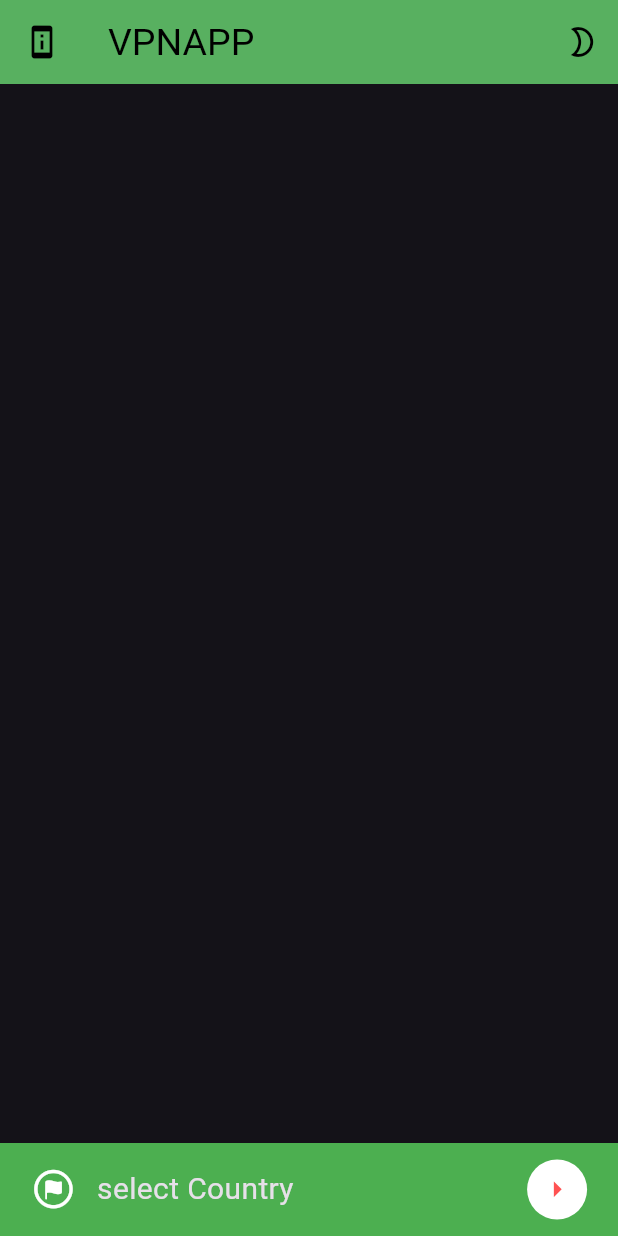
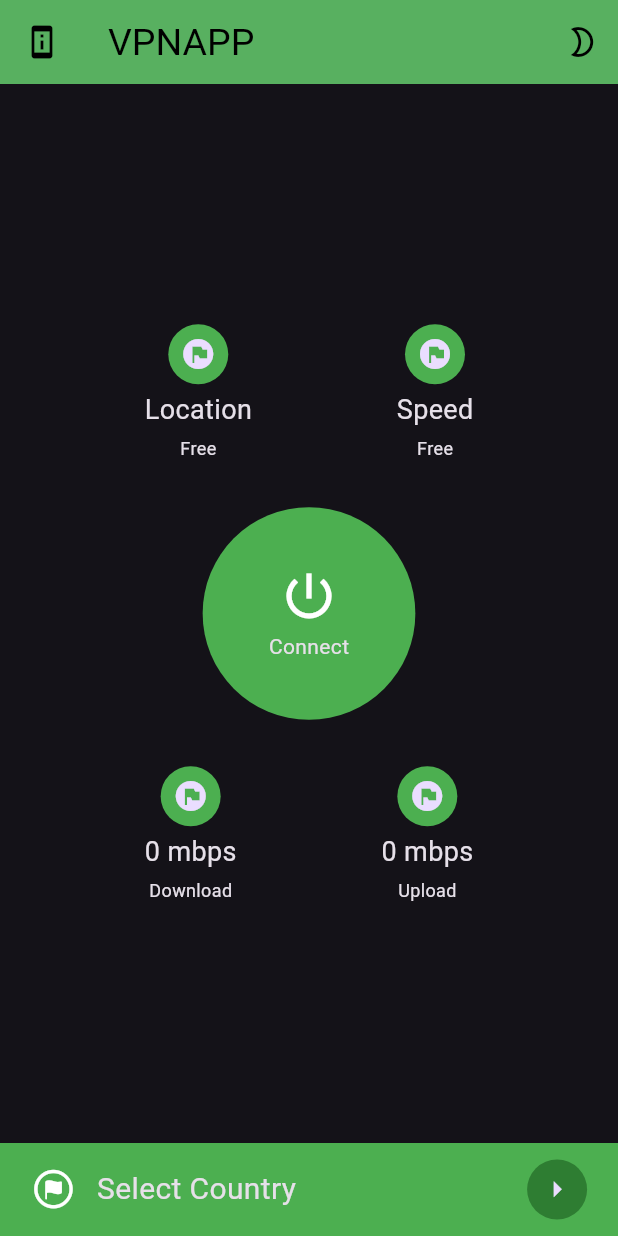
Before and after one commit to pratik07092002/VPN, a Flutter app: the screen it shows after launch, after a tap on the "mode night" icon, on a phone screen of 412 x 824 dp. Run offline on Flutter 3.47's test engine with Material 3 defaults, Android fonts, the phone set to English and light mode, and no system bars; our stand-ins replace get, hive_flutter; accounts and stored records are empty.

Commit message:
Tried a New Method of building HomeScreen body

```diff
--- a/vpnplaylist/lib/screens/homescreen.dart
+++ b/vpnplaylist/lib/screens/homescreen.dart
@@ -3,6 +3,8 @@ import 'package:flutter/material.dart';
 import 'package:get/get.dart';
 import 'package:vpnplaylist/appPrefrences/appPrefrences.dart';
 import 'package:vpnplaylist/main.dart';
+import 'package:vpnplaylist/widgets/Connectionbutton.dart';
+import 'package:vpnplaylist/widgets/widgetsaroundconnect.dart';
 
 class HomeScreen extends StatefulWidget {
   const HomeScreen({super.key});
@@ -12,19 +14,21 @@ class HomeScreen extends StatefulWidget {
 }
 
 class _HomeScreenState extends State<HomeScreen> {
-  BottomNavBar(context){
+  // ignore: non_constant_identifier_names
+  BottomNavBar(context) {
     ScreenSize = MediaQuery.of(context).size;
-    return SafeArea(child: Semantics(
+    return SafeArea(
+        child: Semantics(
       button: true,
       child: InkWell(
-        onTap: (){},
+        onTap: () {},
         child: Container(
-          color: Colors.green
-          ,padding: EdgeInsets.symmetric(horizontal: ScreenSize.width * 0.05 ),
+          color: Colors.green,
+          padding: EdgeInsets.symmetric(horizontal: ScreenSize.width * 0.05),
           height: 62,
           child: Row(
             children: [
-            Icon(
+              const Icon(
                 CupertinoIcons.flag_circle,
                 color: Colors.white,
                 size: 30,
@@ -32,17 +36,18 @@ class _HomeScreenState extends State<HomeScreen> {
               const SizedBox(
                 width: 14,
               ),
-            Text("select Country",
-            style: TextStyle(fontSize: 20,fontWeight: FontWeight.w400),),
+              const Text(
+                "Select Country",
+                style: TextStyle(fontSize: 20, fontWeight: FontWeight.w400),
+              ),
               Spacer(),
               CircleAvatar(
-              backgroundColor: Colors.white,
-              child: Icon(Icons.arrow_right,
-
-              color: AppPrefrences.ismodedark ? Colors.green : Colors.redAccent,size: 25,),
-
+                backgroundColor: Colors.green.shade800,
+                child: const Icon(
+                  Icons.arrow_right,
+                  size: 25,
+                ),
               )
-
             ],
           ),
         ),
@@ -54,20 +59,72 @@ class _HomeScreenState extends State<HomeScreen> {
   Widget build(BuildContext context) {
     return Scaffold(
       appBar: AppBar(
-        title: Text("VPNAPP"),
-        leading: IconButton(onPressed: (){}, icon: Icon(Icons.perm_device_info)),
+        title: const Text("VPNAPP"),
+        leading:
+            IconButton(onPressed: () {}, icon: const Icon(Icons.perm_device_info)),
         actions: [
-          IconButton(onPressed: (){
+          IconButton(
+              onPressed: () {
+                Get.changeThemeMode(AppPrefrences.ismodedark
+                    ? ThemeMode.light
+                    : ThemeMode.dark);
 
-            Get.changeThemeMode(
-              AppPrefrences.ismodedark ? ThemeMode.light : ThemeMode.dark
-            );
-
-            AppPrefrences.ismodedark = ! AppPrefrences.ismodedark;
-          }, icon: Icon(Icons.mode_night_outlined))
+                AppPrefrences.ismodedark = !AppPrefrences.ismodedark;
+              },
+              icon: const Icon(Icons.mode_night_outlined))
         ],
       ),
       bottomNavigationBar: BottomNavBar(context),
+      body: const Column(
+        mainAxisAlignment: MainAxisAlignment.center,
+        children: [
+          // 2 widgets
+          Row(
+            mainAxisAlignment: MainAxisAlignment.spaceEvenly,
+            children: [
+              RoundWidget(
+                  title: "Location",
+                  subtitle: "Free",
+                  IconFile: CircleAvatar(
+                    backgroundColor: Colors.green,
+                    child: Icon(Icons.flag_circle),
+                  )),
+              RoundWidget(
+                  title: "Speed",
+                  subtitle: "Free",
+                  IconFile: CircleAvatar(
+                    backgroundColor: Colors.green,
+                    child: Icon(Icons.flag_circle),
+                  ))
+            ],
+          ),
+
+          // connection button
+          ConnectionButton(),
+
+          // 2 widgets
+
+          Row(
+            mainAxisAlignment: MainAxisAlignment.spaceEvenly,
+            children: [
+              RoundWidget(
+                  title: "0 mbps",
+                  subtitle: "Download",
+                  IconFile: CircleAvatar(
+                    child: Icon(Icons.flag_circle),
+                    backgroundColor: Colors.green,
+                  )),
+              RoundWidget(
+                  title: "0 mbps",
+                  subtitle: "Upload",
+                  IconFile: CircleAvatar(
+                    child: Icon(Icons.flag_circle),
+                    backgroundColor: Colors.green,
+                  )) // connection button
+            ],
+          )
+        ],
+      ),
     );
   }
 }
--- /dev/null
+++ b/vpnplaylist/lib/widgets/Connectionbutton.dart
@@ -0,0 +1,50 @@
+import 'package:flutter/material.dart';
+import 'package:vpnplaylist/main.dart';
+
+class ConnectionButton extends StatelessWidget {
+  const ConnectionButton({super.key});
+
+  @override
+  Widget build(BuildContext context) {
+    ScreenSize = MediaQuery.of(context).size;
+    return Column(
+      children: [
+        Semantics(
+          button: true,
+          child: InkWell(
+            onTap: (){},
+            borderRadius: BorderRadius.circular(80),
+            child: Container(
+              padding: const EdgeInsets.all(20),
+              decoration: const BoxDecoration(shape: BoxShape.circle, color: Colors.green ),
+
+             child:  Container(
+              padding: const EdgeInsets.all(20),
+              decoration: const BoxDecoration(shape: BoxShape.circle , color: Colors.green),
+
+             child: Container(
+              height: ScreenSize.height*0.15,
+              width: ScreenSize.width * 0.15,
+              decoration: const BoxDecoration(
+                shape: BoxShape.circle,
+                color: Colors.green
+
+              ),
+
+              child: const Column(
+                mainAxisAlignment: MainAxisAlignment.center,
+                children: [
+                  Icon(Icons.power_settings_new, size: 40),
+                  SizedBox(height: 4,),
+                  Text("Connect")
+                ],
+              ),
+             )
+            ),
+            ),
+          ),
+        )
+      ]
+    );
+  }
+}
--- /dev/null
+++ b/vpnplaylist/lib/widgets/widgetsaroundconnect.dart
@@ -0,0 +1,27 @@
+import 'package:flutter/material.dart';
+
+
+class RoundWidget extends StatelessWidget {
+  final String title;
+  final String subtitle;
+  final Widget IconFile;
+
+  const RoundWidget({super.key, required this.title, required this.subtitle, required this.IconFile});
+
+  @override
+  Widget build(BuildContext context) {
+    return SizedBox(
+      child: Column(
+        children: [
+          IconFile,
+
+          SizedBox(height: 4,),
+          Text(title , style: TextStyle( fontSize: 18)),
+
+           SizedBox(height: 4,),
+          Text(subtitle , style: TextStyle( fontSize: 12)),
+        ],
+      ),
+    );
+  }
+}
```
Lines whose indentation alone changed are shown as unchanged.
